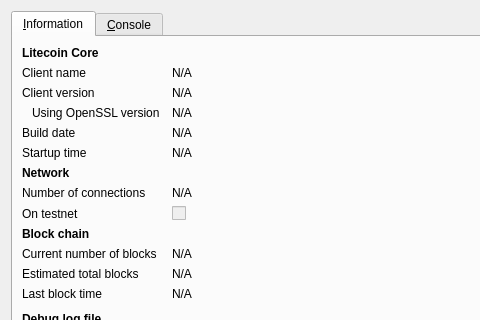
quatloo/quatloo, file src/qt/forms/rpcconsole.ui: the form before one commit; both pictures show x 0 to 480 and y 0 to 320 of the 740 by 450 pixel window.
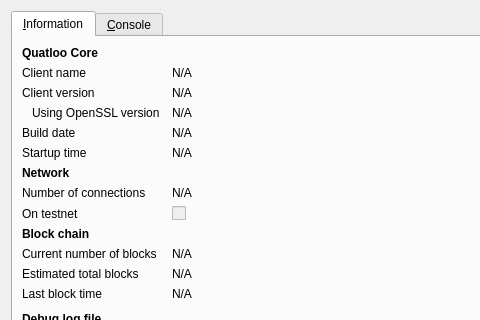
The form after the commit. Icons and pictures are not drawn.

```diff
--- a/src/qt/forms/rpcconsole.ui
+++ b/src/qt/forms/rpcconsole.ui
@@ -36,7 +36,7 @@
           </font>
          </property>
          <property name="text">
-          <string>Litecoin Core</string>
+          <string>Quatloo Core</string>
          </property>
         </widget>
        </item>
```
Left out of the diff: 6 changed lines with no effect on the pictures.
